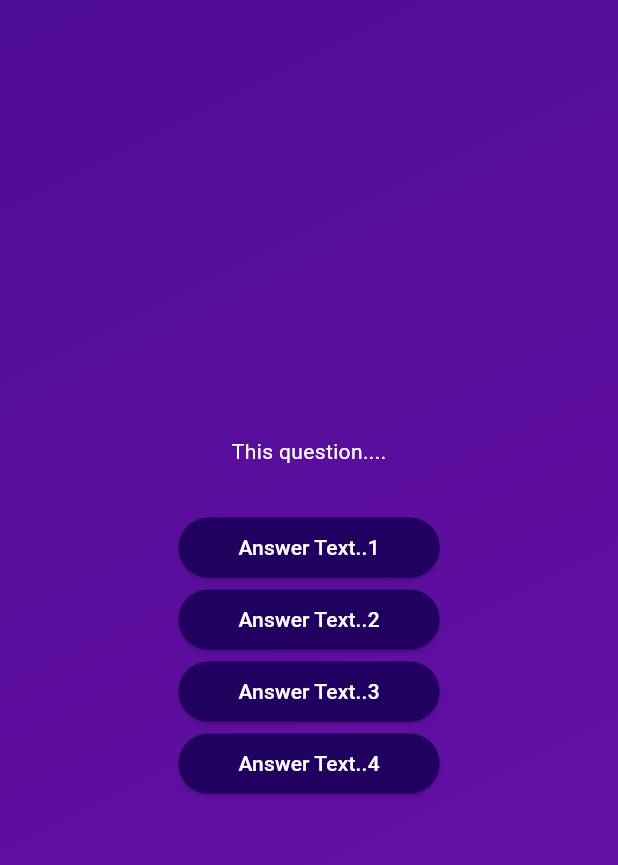
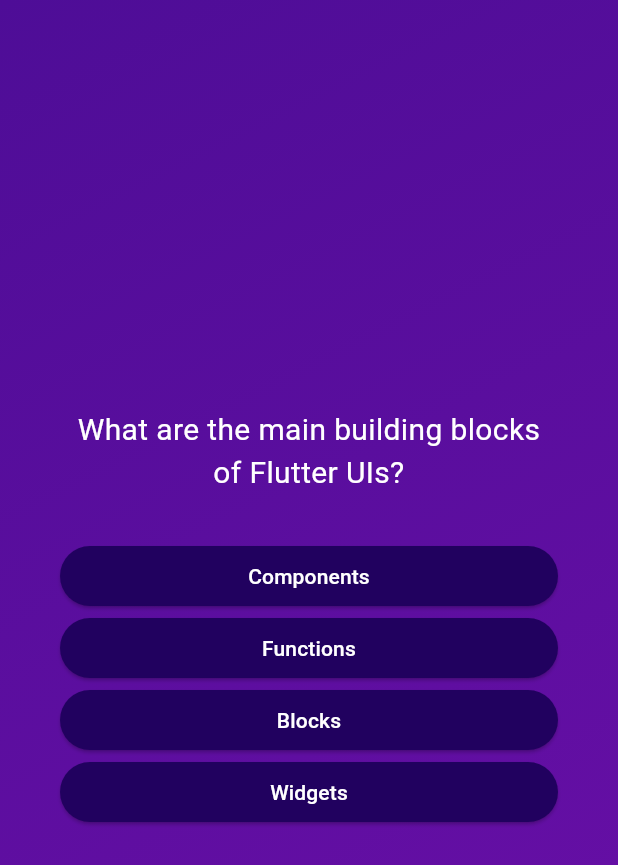
Before and after one commit to AyushBhagat151105/quiz_app, a Flutter app: the screen it shows after launch, after a tap on "Start Quiz", on a phone screen of 412 x 824 dp. Shown: the top 865 px of the screen. Run offline on Flutter 3.47's test engine with Material 3 defaults, Android fonts, the phone set to English and light mode, and no system bars.

Commit message:
macking answer rendome

```diff
--- a/lib/answer_button.dart
+++ b/lib/answer_button.dart
@@ -19,7 +19,10 @@ class AnswerButton extends StatelessWidget {
         ),
         padding: const EdgeInsets.symmetric(horizontal: 40, vertical: 10),
       ),
-      child: Text(answerText),
+      child: Text(
+        answerText,
+        textAlign: TextAlign.center,
+      ),
     );
   }
 }
--- a/lib/models/questions.dart
+++ b/lib/models/questions.dart
@@ -3,4 +3,10 @@ class QuizQuestion {
 
   final String text;
   final List<String> answers;
+
+  List<String> getShuffledAnswers() {
+    final shuffledList = List.of(answers);
+    shuffledList.shuffle();
+    return shuffledList;
+  }
 }
--- a/lib/screen/questions_screen.dart
+++ b/lib/screen/questions_screen.dart
@@ -10,37 +10,48 @@ class QuestionsScreen extends StatefulWidget {
 }
 
 class _QuestionsScreenState extends State<QuestionsScreen> {
+  var currentQuestionIndex = 0;
+
+  void answerQuestion() {
+    // currentQuestionIndex = currentQuestionIndex + 1;
+    setState(() {
+      currentQuestionIndex += 1;
+    });
+  }
+
   @override
   Widget build(BuildContext context) {
+    final currentQuestion = questions[currentQuestionIndex];
+
     return SizedBox(
       width: double.infinity,
+      child: Container(
+        margin: const EdgeInsets.all(40),
         child: Column(
           mainAxisAlignment: MainAxisAlignment.center,
+          crossAxisAlignment: CrossAxisAlignment.stretch,
           children: [
-          const Text(
-            'This question....',
-            style: TextStyle(color: Colors.white),
+            Text(
+              currentQuestion.text,
+              style: const TextStyle(
+                color: Colors.white,
+                fontSize: 20,
+              ),
+              textAlign: TextAlign.center,
             ),
             const SizedBox(
               height: 30,
             ),
-          AnswerButton(
-            answerText: 'Answer Text..1',
-            onTap: () {},
-          ),
-          AnswerButton(
-            answerText: 'Answer Text..2',
-            onTap: () {},
-          ),
-          AnswerButton(
-            answerText: 'Answer Text..3',
-            onTap: () {},
-          ),
-          AnswerButton(
-            answerText: 'Answer Text..4',
-            onTap: () {},
+            ...currentQuestion.getShuffledAnswers().map(
+              (item) {
+                return AnswerButton(
+                  answerText: item,
+                  onTap: answerQuestion,
+                );
+              },
             ),
           ],
+        ),
       ),
     );
   }
```
Lines whose indentation alone changed are shown as unchanged.
